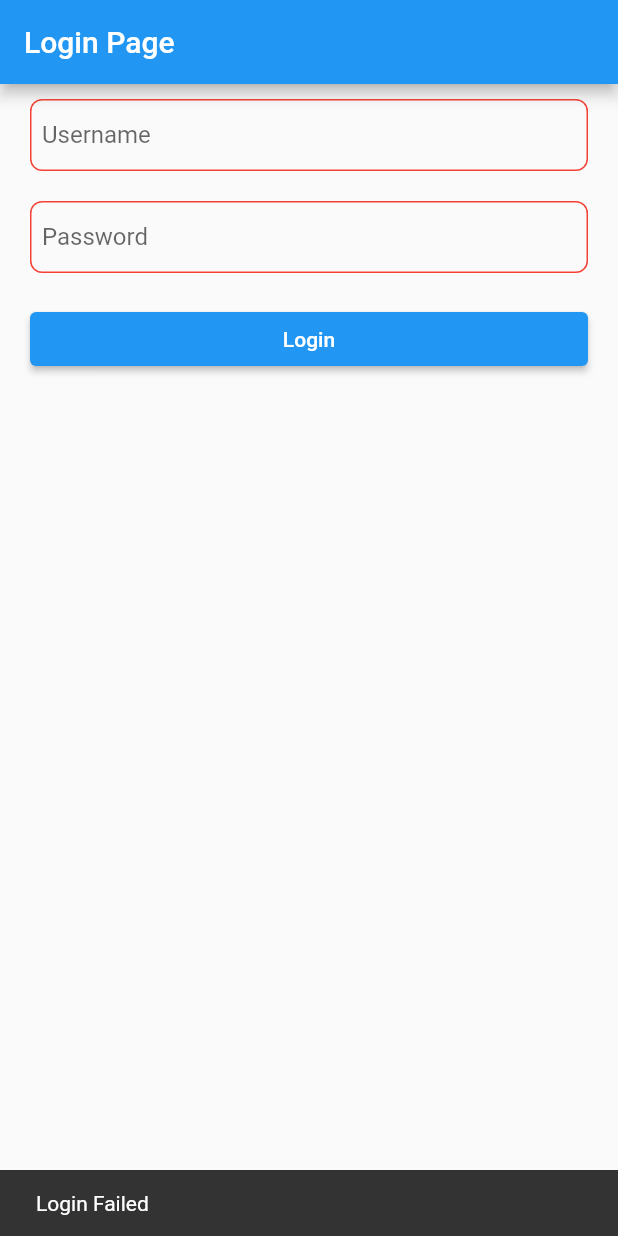
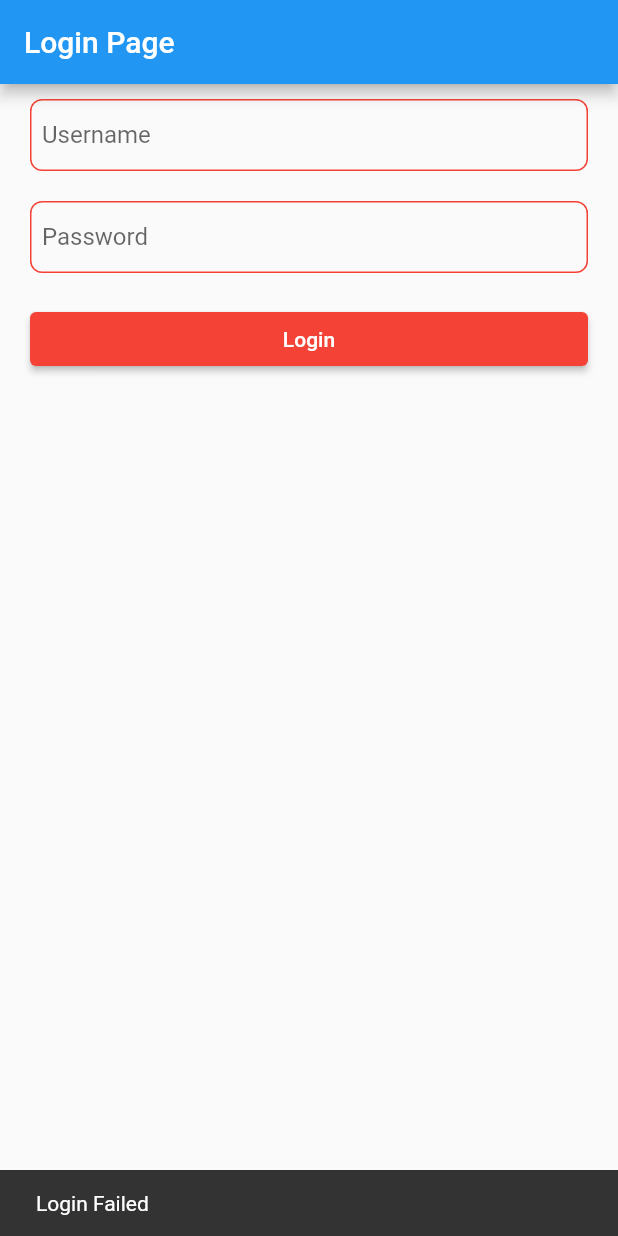
Before and after one commit to havelock01/modul_03_pengolahan_data, a Flutter app: the screen it shows after launch, after a tap on "Login", on a phone screen of 412 x 824 dp. Run offline on Flutter 3.47's test engine with Material 2 defaults, Android fonts, the light colour scheme and no system bars.

Commit message:
Kasih style dan Atur kondisi baru

```diff
--- a/lib/login_page.dart
+++ b/lib/login_page.dart
@@ -86,13 +86,25 @@ class _LoginPageState extends State<LoginPage> {
       padding: EdgeInsets.symmetric(horizontal: 20, vertical: 10),
       width: MediaQuery.of(context).size.width,
       child: ElevatedButton(
+        style: ElevatedButton.styleFrom(
+          primary: (isLoginSuccess) ? Colors.blue : Colors.red, //background
+          onPrimary: Colors.white,
+        ),
         onPressed: () {
           String text = "";
           if (username == "havelock" && password == "rizqi123") {
-            text = "Login Success";
+            setState(() {
+              text = "Login Success";
+              isLoginSuccess = true;
+            });
           } else {
-            text = "Login Failed";
+            setState(() {
+              text = "Login Failed";
+              isLoginSuccess = false;
+            });
           }
+
+          print("isLoginSuccess : $isLoginSuccess");
 
           SnackBar snackBar = SnackBar(content: Text(text));
 
```
